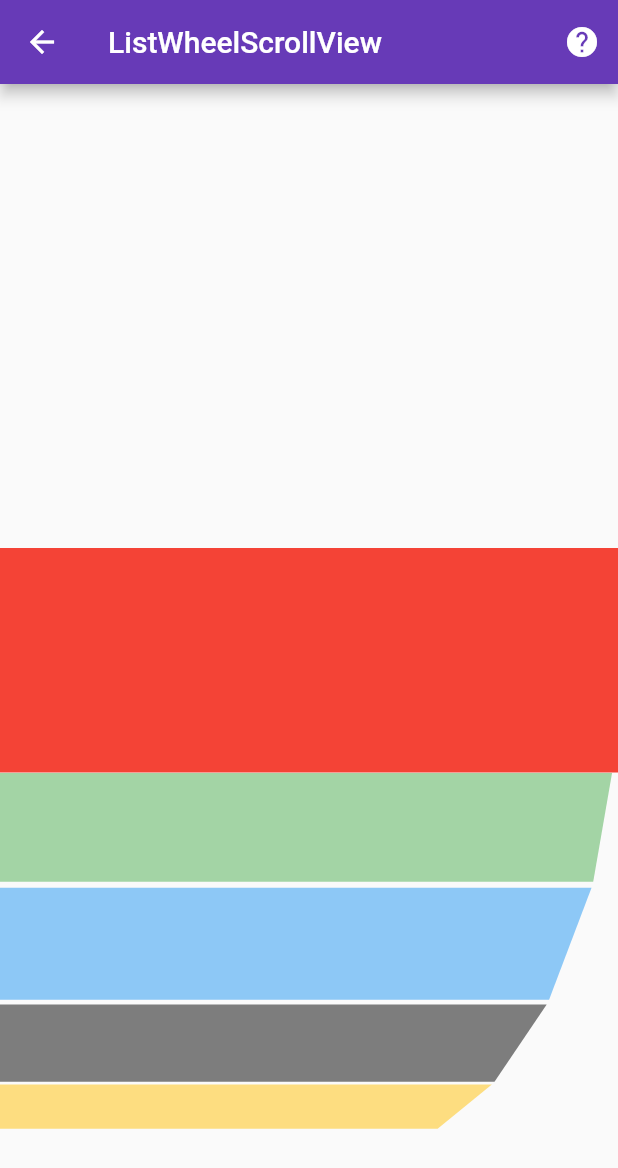
After one commit to sanjay-rb/100-Days-Of-Flutter-Widgets, a Flutter app: the Day69ListWheelScrollView screen opened directly, after a tap on the "help" icon, on a phone screen of 412 x 824 dp. The commit adds this screen. Shown: the top 1168 px of the screen. Run offline on Flutter 3.47's test engine with Material 2 defaults, Android fonts, the phone set to English and light mode, and no system bars.

Commit message:
Day69 Completed with ListWheelScrollView

```diff
--- /dev/null
+++ b/hundred_days_of_flutter_widget/lib/day069_list_wheel_scroll_view.dart
@@ -0,0 +1,98 @@
+import 'package:flutter/material.dart';
+import 'package:url_launcher/url_launcher.dart';
+
+class Day69ListWheelScrollView extends StatefulWidget {
+  Day69ListWheelScrollView({Key key}) : super(key: key);
+
+  @override
+  _Day69ListWheelScrollViewState createState() =>
+      _Day69ListWheelScrollViewState();
+}
+
+class _Day69ListWheelScrollViewState extends State<Day69ListWheelScrollView> {
+  @override
+  Widget build(BuildContext context) {
+    return Scaffold(
+      body: Container(
+        /**
+         * ? What is ListWheelScrollView....
+         * ! ListWheelScrollView is the Cool Widget with the ListView....
+         * ! Yes it is Cylinder ListView....
+         */
+        child: ListWheelScrollView(
+          itemExtent: 100, // ! item height as simple....
+          diameterRatio: 2, // ! diameter of the cylinder....
+          offAxisFraction: 0.5, // ! curve of the scroll....
+          useMagnifier: true, // ! highlight the View....
+          magnification: 1.5, // ! highlight rate if([useMagnifier] == true)....
+          onSelectedItemChanged: (value) => print(
+              "Current Tile : $value"), // ! return the current page index....
+          overAndUnderCenterOpacity:
+              0.5, // ! Opacity of the unselected View....
+          children: [
+            // ! [children] have the Collection of list items....
+            Container(
+              height: 100,
+              color: Colors.red,
+            ),
+            Container(
+              height: 100,
+              color: Colors.green,
+            ),
+            Container(
+              height: 100,
+              color: Colors.blue,
+            ),
+            Container(
+              height: 100,
+              color: Colors.black,
+            ),
+            Container(
+              height: 100,
+              color: Colors.amber,
+            ),
+            Container(
+              height: 100,
+              color: Colors.orange,
+            ),
+            Container(
+              height: 100,
+              color: Colors.yellow,
+            ),
+            Container(
+              height: 100,
+              color: Colors.deepPurple,
+            ),
+            Container(
+              height: 100,
+              color: Colors.deepOrange,
+            ),
+            Container(
+              height: 100,
+              color: Colors.lime,
+            ),
+          ],
+        ),
+      ),
+      appBar: AppBar(
+        title: Text('ListWheelScrollView'),
+        actions: <Widget>[
+          IconButton(
+            icon: Icon(Icons.help),
+            onPressed: () async {
+              const url =
+                  'https://github.com/sanjaysanju618/100-Days-Of-Flutter-Widgets/' +
+                      'blob/master/hundred_days_of_flutter_widget/' +
+                      'lib/day069_list_wheel_scroll_view.dart';
+              if (await canLaunch(url)) {
+                await launch(url);
+              } else {
+                throw 'Could not launch $url';
+              }
+            },
+          )
+        ],
+      ),
+    );
+  }
+}
--- a/hundred_days_of_flutter_widget/lib/main.dart
+++ b/hundred_days_of_flutter_widget/lib/main.dart
@@ -66,6 +66,7 @@ import 'package:hundreddaysofflutterwidget/day065_image.dart';
 import 'package:hundreddaysofflutterwidget/day066_default_tab_controller_and_tab_bar.dart';
 import 'package:hundreddaysofflutterwidget/day067_drawer.dart';
 import 'package:hundreddaysofflutterwidget/day068_snack_bar.dart';
+import 'package:hundreddaysofflutterwidget/day069_list_wheel_scroll_view.dart';
 import 'package:hundreddaysofflutterwidget/inherited_widget/day037_inherited_widget.dart';
 import 'package:url_launcher/url_launcher.dart';
 
@@ -167,7 +168,8 @@ class _MainPageState extends State<MainPage> {
     "Image": Day65Image(),
     "DefaultTabController & TabBar": Day66DefaultTabControllerAndTabBar(),
     "Drawer": Day67Drawer(),
-    "SnackBar": Day68SnackBar()
+    "SnackBar": Day68SnackBar(),
+    "ListWheelScrollView": Day69ListWheelScrollView()
   };
 
   List _listTitle = [
@@ -238,7 +240,8 @@ class _MainPageState extends State<MainPage> {
     'Image',
     "DefaultTabController & TabBar",
     "Drawer",
-    "SnackBar"
+    "SnackBar",
+    "ListWheelScrollView"
   ];
 
   List fliter = List<String>();
```
Also changed, not shown: 1 other file.
